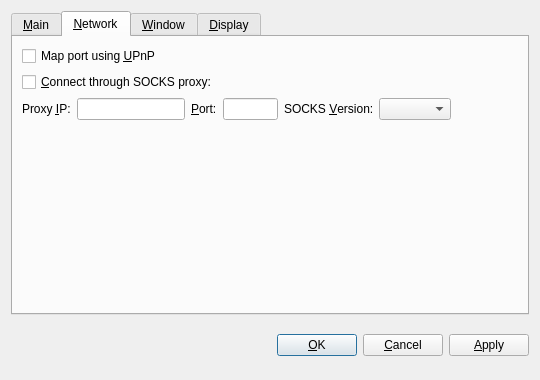
This is src/qt/forms/optionsdialog.ui in mammix2/boostcoin-core as Qt 5 draws it before an edit. The edited form follows.
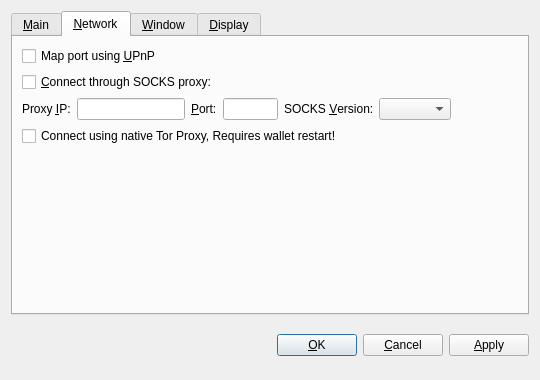
This is the edited form. The open tabs and pages were chosen to show the change. Icons and pictures are not drawn. Custom widgets are drawn as their Qt base class.

Patch:
```diff
--- a/src/qt/forms/optionsdialog.ui
+++ b/src/qt/forms/optionsdialog.ui
@@ -490,6 +490,16 @@
          </item>
         </layout>
        </item>
+       <item>
+        <widget class="QCheckBox" name="connectTorProxy">
+         <property name="text">
+          <string>Connect using native Tor Proxy, Requires wallet restart!</string>
+         </property>
+         <property name="checked">
+          <bool>false</bool>
+         </property>
+        </widget>
+       </item>
        <item>
         <spacer name="verticalSpacer_Network">
          <property name="orientation">
```
